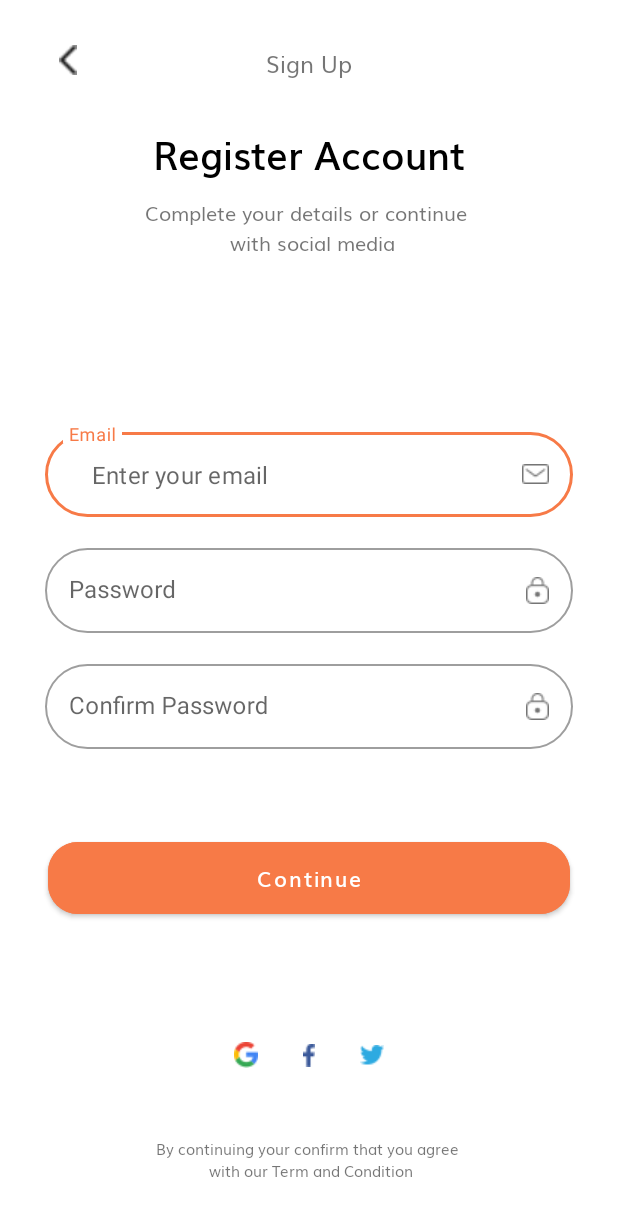
After one commit to JeancarlosAguilar/marketapp, an Android app: the SignUpActivityView screen opened directly, with no data from a screen before it, on a phone screen of 412 x 824 dp. The commit adds this screen. Shown: the top 1216 px of the screen. Run offline under Robolectric (Android 15) with nearby library versions, the phone set to English and light mode, and no system bars.

Commit message:
IMPLEMENTACION - Sign Up View 1/2

```diff
--- a/app/src/main/java/com/example/marketapp/SignInActivityView.java
+++ b/app/src/main/java/com/example/marketapp/SignInActivityView.java
@@ -2,13 +2,33 @@ package com.example.marketapp;
 
 import androidx.appcompat.app.AppCompatActivity;
 
+import android.content.Intent;
 import android.os.Bundle;
+import android.view.View;
+
+import com.example.marketapp.databinding.ActivitySignInViewBinding;
+import com.example.marketapp.databinding.ActivitySignUpViewBinding;
 
 public class SignInActivityView extends AppCompatActivity {
+
+    private ActivitySignInViewBinding binding;
 
     @Override
     protected void onCreate(Bundle savedInstanceState) {
         super.onCreate(savedInstanceState);
         setContentView(R.layout.activity_sign_in_view);
+
+        binding = ActivitySignInViewBinding.inflate(getLayoutInflater());
+        setContentView(binding.getRoot());
+
+        btn_signup();
     }
+
+    private void btn_signup() {
+        binding.tvSigninMsg6.setOnClickListener(view -> {
+            Intent intent = new Intent(SignInActivityView.this, SignUpActivityView.class);
+            startActivity(intent);
+        });
+    }
+
 }
--- /dev/null
+++ b/app/src/main/java/com/example/marketapp/SignUpActivityView.java
@@ -0,0 +1,29 @@
+package com.example.marketapp;
+
+import androidx.appcompat.app.AppCompatActivity;
+
+import android.os.Bundle;
+import android.view.View;
+
+import com.example.marketapp.databinding.ActivitySignInViewBinding;
+import com.example.marketapp.databinding.ActivitySignUpViewBinding;
+
+public class SignUpActivityView extends AppCompatActivity {
+
+    private ActivitySignUpViewBinding binding;
+
+    @Override
+    protected void onCreate(Bundle savedInstanceState) {
+        super.onCreate(savedInstanceState);
+        setContentView(R.layout.activity_sign_up_view);
+
+        binding = ActivitySignUpViewBinding.inflate(getLayoutInflater());
+        setContentView(binding.getRoot());
+
+        btn_back();
+    }
+
+    private void btn_back() {
+        binding.imgBack.setOnClickListener(view -> finish());
+    }
+}
--- a/app/src/main/java/com/example/marketapp/MainActivity.java
+++ b/app/src/main/java/com/example/marketapp/launch/MainActivity.java
@@ -1,4 +1,4 @@
-package com.example.marketapp;
+package com.example.marketapp.launch;
 
 import androidx.appcompat.app.AppCompatActivity;
 
@@ -6,6 +6,9 @@ import android.content.Intent;
 import android.os.Bundle;
 import android.os.Handler;
 import android.os.Looper;
+
+import com.example.marketapp.R;
+import com.example.marketapp.SignInActivityView;
 
 
 public class MainActivity extends AppCompatActivity {
@@ -16,13 +19,10 @@ public class MainActivity extends AppCompatActivity {
         super.onCreate(savedInstanceState);
         setContentView(R.layout.activity_main);
 
-        new Handler(Looper.getMainLooper()).postDelayed(new Runnable() {
-            @Override
-            public void run() {
-                Intent intent = new Intent(MainActivity.this, SignInActivityView.class);
-                startActivity(intent);
-                finish();
-            }
+        new Handler(Looper.getMainLooper()).postDelayed(() -> {
+            Intent intent = new Intent(MainActivity.this, SignInActivityView.class);
+            startActivity(intent);
+            finish();
         }, 1000);
 
 
--- a/app/src/main/java/com/example/marketapp/SlideActivity.java
+++ b/app/src/main/java/com/example/marketapp/launch/SlideActivity.java
@@ -1,10 +1,12 @@
-package com.example.marketapp;
+package com.example.marketapp.launch;
 
 import androidx.appcompat.app.AppCompatActivity;
 import androidx.viewpager.widget.ViewPager;
 import android.content.Intent;
 import android.content.SharedPreferences;
 import android.os.Bundle;
+
+import com.example.marketapp.R;
 
 
 public class SlideActivity extends AppCompatActivity {
--- a/app/src/main/java/com/example/marketapp/SlideViewPagerAdapter.java
+++ b/app/src/main/java/com/example/marketapp/launch/SlideViewPagerAdapter.java
@@ -1,4 +1,4 @@
-package com.example.marketapp;
+package com.example.marketapp.launch;
 
 import android.content.Context;
 import android.content.Intent;
@@ -12,9 +12,9 @@ import android.widget.TextView;
 import androidx.annotation.NonNull;
 import androidx.viewpager.widget.PagerAdapter;
 
-import com.example.marketapp.MainActivity;
 import com.example.marketapp.R;
-import com.example.marketapp.SlideActivity;
+import com.example.marketapp.launch.MainActivity;
+import com.example.marketapp.launch.SlideActivity;
 
 
 public class SlideViewPagerAdapter extends PagerAdapter {
--- a/app/src/main/res/layout/activity_main.xml
+++ b/app/src/main/res/layout/activity_main.xml
@@ -5,7 +5,7 @@
     android:layout_width="match_parent"
     android:layout_height="match_parent"
     android:background="@color/white"
-    tools:context=".MainActivity">
+    tools:context=".launch.MainActivity">
 
     <com.airbnb.lottie.LottieAnimationView
         android:id="@+id/lottieanimated"
--- /dev/null
+++ b/app/src/main/res/layout/activity_sign_up_view.xml
@@ -0,0 +1,233 @@
+<?xml version="1.0" encoding="utf-8"?>
+<androidx.constraintlayout.widget.ConstraintLayout xmlns:android="http://schemas.android.com/apk/res/android"
+    xmlns:app="http://schemas.android.com/apk/res-auto"
+    xmlns:tools="http://schemas.android.com/tools"
+    android:layout_width="match_parent"
+    android:layout_height="match_parent"
+    tools:context=".SignUpActivityView">
+
+    <ImageView
+        android:id="@+id/img_back"
+        android:layout_width="20dp"
+        android:layout_height="20dp"
+        android:layout_marginStart="35dp"
+        android:layout_marginTop="30dp"
+        app:layout_constraintStart_toStartOf="parent"
+        app:layout_constraintTop_toTopOf="parent"
+        app:srcCompat="@drawable/back_icon" />
+
+    <TextView
+        android:id="@+id/tv_signup_msg_1"
+        android:layout_width="wrap_content"
+        android:layout_height="wrap_content"
+        android:layout_marginTop="30dp"
+        android:fontFamily="@font/muli"
+        android:text="@string/tv_signup_msg_show_1"
+        android:textSize="15sp"
+        app:layout_constraintEnd_toEndOf="parent"
+        app:layout_constraintStart_toStartOf="parent"
+        app:layout_constraintTop_toTopOf="parent" />
+
+    <TextView
+        android:id="@+id/tv_signup_msg_2"
+        android:layout_width="wrap_content"
+        android:layout_height="wrap_content"
+        android:layout_marginTop="30dp"
+        android:fontFamily="@font/muli_semi_bold"
+        android:text="@string/tv_signup_msg_show_2"
+        android:textColor="@color/app_black"
+        android:textSize="25sp"
+        app:layout_constraintEnd_toEndOf="parent"
+        app:layout_constraintStart_toStartOf="parent"
+        app:layout_constraintTop_toBottomOf="@+id/tv_signup_msg_1" />
+
+    <TextView
+        android:id="@+id/tv_signup_msg_3"
+        android:layout_width="wrap_content"
+        android:layout_height="wrap_content"
+        android:layout_marginTop="10dp"
+        android:fontFamily="@font/muli"
+        android:text="@string/tv_signup_msg_show_3"
+        android:textAlignment="center"
+        android:textSize="13sp"
+        app:layout_constraintEnd_toEndOf="parent"
+        app:layout_constraintStart_toStartOf="parent"
+        app:layout_constraintTop_toBottomOf="@+id/tv_signup_msg_2" />
+
+    <androidx.constraintlayout.widget.Guideline
+        android:id="@+id/guideline6"
+        android:layout_width="wrap_content"
+        android:layout_height="wrap_content"
+        android:orientation="horizontal"
+        app:layout_constraintGuide_percent="0.3" />
+
+    <androidx.constraintlayout.widget.Guideline
+        android:id="@+id/guideline8"
+        android:layout_width="wrap_content"
+        android:layout_height="wrap_content"
+        android:orientation="horizontal"
+        app:layout_constraintGuide_percent="0.65" />
+
+    <androidx.constraintlayout.widget.Guideline
+        android:id="@+id/guideline9"
+        android:layout_width="wrap_content"
+        android:layout_height="wrap_content"
+        android:orientation="horizontal"
+        app:layout_constraintGuide_percent="0.9" />
+
+    <LinearLayout
+        android:layout_width="0dp"
+        android:layout_height="0dp"
+        android:gravity="center"
+        android:orientation="vertical"
+        app:layout_constraintBottom_toTopOf="@+id/guideline8"
+        app:layout_constraintEnd_toEndOf="parent"
+        app:layout_constraintStart_toStartOf="parent"
+        app:layout_constraintTop_toTopOf="@+id/guideline6">
+
+        <com.google.android.material.textfield.TextInputLayout
+            style="@style/Widget.MaterialComponents.TextInputLayout.OutlinedBox"
+            android:layout_width="match_parent"
+            android:layout_height="wrap_content"
+            android:layout_marginStart="30dp"
+            android:layout_marginEnd="30dp"
+            android:hint="@string/title_et_email"
+            app:boxCornerRadiusBottomEnd="30dp"
+            app:boxCornerRadiusBottomStart="30dp"
+            app:boxCornerRadiusTopEnd="30dp"
+            app:boxCornerRadiusTopStart="30dp"
+            app:layout_constraintTop_toBottomOf="@+id/tv_signin_msg_3"
+            app:placeholderText="@string/hint_et_email"
+            app:prefixText="\t">
+
+            <com.google.android.material.textfield.TextInputEditText
+                android:id="@+id/et_signup_email"
+                android:layout_width="match_parent"
+                android:layout_height="wrap_content"
+                android:drawableEnd="@drawable/mail"
+                android:inputType="textEmailAddress" />
+
+        </com.google.android.material.textfield.TextInputLayout>
+
+        <com.google.android.material.textfield.TextInputLayout
+            style="@style/Widget.MaterialComponents.TextInputLayout.OutlinedBox"
+            android:layout_width="match_parent"
+            android:layout_height="wrap_content"
+            android:layout_marginStart="30dp"
+            android:layout_marginTop="15dp"
+            android:layout_marginEnd="30dp"
+            android:hint="@string/title_et_password"
+            app:boxCornerRadiusBottomEnd="30dp"
+            app:boxCornerRadiusBottomStart="30dp"
+            app:boxCornerRadiusTopEnd="30dp"
+            app:boxCornerRadiusTopStart="30dp"
+            app:placeholderText="@string/hint_et_password"
+            app:prefixText="\t">
+
+            <com.google.android.material.textfield.TextInputEditText
+                android:id="@+id/et_signup_password"
+                android:layout_width="match_parent"
+                android:layout_height="wrap_content"
+                android:drawableEnd="@drawable/lock"
+                android:inputType="numberPassword"
+                android:maxLength="8" />
+        </com.google.android.material.textfield.TextInputLayout>
+
+        <com.google.android.material.textfield.TextInputLayout
+            style="@style/Widget.MaterialComponents.TextInputLayout.OutlinedBox"
+            android:layout_width="match_parent"
+            android:layout_height="wrap_content"
+            android:layout_marginStart="30dp"
+            android:layout_marginTop="15dp"
+            android:layout_marginEnd="30dp"
+            android:hint="@string/title_et_confirmpassword"
+            app:boxCornerRadiusBottomEnd="30dp"
+            app:boxCornerRadiusBottomStart="30dp"
+            app:boxCornerRadiusTopEnd="30dp"
+            app:boxCornerRadiusTopStart="30dp"
+            app:placeholderText="@string/hint_et_confirmpassword"
+            app:prefixText="\t">
+
+            <com.google.android.material.textfield.TextInputEditText
+                android:id="@+id/et_signup_confirmpassword"
+                android:layout_width="match_parent"
+                android:layout_height="wrap_content"
+                android:drawableEnd="@drawable/lock"
+                android:inputType="numberPassword"
+                android:maxLength="8" />
+        </com.google.android.material.textfield.TextInputLayout>
+
+    </LinearLayout>
+
+    <Button
+        android:id="@+id/btn_continue"
+        android:layout_width="match_parent"
+        android:layout_height="60dp"
+        android:layout_marginStart="32dp"
+        android:layout_marginTop="20dp"
+        android:layout_marginEnd="32dp"
+        android:backgroundTint="@color/app_orange"
+        android:fontFamily="@font/muli_semi_bold"
+        android:text="@string/btn_continue_show"
+        android:textAllCaps="false"
+        app:cornerRadius="20dp"
+        app:layout_constraintEnd_toEndOf="parent"
+        app:layout_constraintStart_toStartOf="parent"
+        app:layout_constraintTop_toTopOf="@+id/guideline8" />
+
+    <ImageView
+        android:id="@+id/img_google2"
+        android:layout_width="wrap_content"
+        android:layout_height="wrap_content"
+        android:layout_marginTop="50dp"
+        app:layout_constraintBottom_toTopOf="@+id/guideline9"
+        app:layout_constraintEnd_toStartOf="@+id/img_facebook2"
+        app:layout_constraintHorizontal_bias="0.5"
+        app:layout_constraintHorizontal_chainStyle="packed"
+        app:layout_constraintStart_toStartOf="parent"
+        app:layout_constraintTop_toBottomOf="@+id/btn_continue"
+        app:srcCompat="@drawable/google_icon" />
+
+    <ImageView
+        android:id="@+id/img_facebook2"
+        android:layout_width="wrap_content"
+        android:layout_height="wrap_content"
+        android:layout_marginStart="30dp"
+        android:layout_marginTop="50dp"
+        android:layout_marginEnd="30dp"
+        app:layout_constraintBottom_toTopOf="@+id/guideline9"
+        app:layout_constraintEnd_toStartOf="@+id/img_twitter2"
+        app:layout_constraintHorizontal_bias="0.5"
+        app:layout_constraintStart_toEndOf="@+id/img_google2"
+        app:layout_constraintTop_toBottomOf="@+id/btn_continue"
+        app:srcCompat="@drawable/facebook_2" />
+
+    <ImageView
+        android:id="@+id/img_twitter2"
+        android:layout_width="wrap_content"
+        android:layout_height="wrap_content"
+        android:layout_marginTop="50dp"
+        app:layout_constraintBottom_toTopOf="@+id/guideline9"
+        app:layout_constraintEnd_toEndOf="parent"
+        app:layout_constraintHorizontal_bias="0.5"
+        app:layout_constraintStart_toEndOf="@+id/img_facebook2"
+        app:layout_constraintTop_toBottomOf="@+id/btn_continue"
+        app:srcCompat="@drawable/twitter" />
+
+    <TextView
+        android:id="@+id/tv_signup_msg_4"
+        android:layout_width="wrap_content"
+        android:layout_height="wrap_content"
+        android:layout_marginBottom="20dp"
+        android:fontFamily="@font/muli"
+        android:text="@string/tv_signup_msg_show_4"
+        android:textAlignment="center"
+        android:textSize="10sp"
+        app:layout_constraintBottom_toBottomOf="parent"
+        app:layout_constraintEnd_toEndOf="parent"
+        app:layout_constraintHorizontal_chainStyle="packed"
+        app:layout_constraintStart_toStartOf="parent"
+        app:layout_constraintTop_toTopOf="@+id/guideline9" />
+
+
+</androidx.constraintlayout.widget.ConstraintLayout>
--- a/app/src/main/res/layout/activity_slide.xml
+++ b/app/src/main/res/layout/activity_slide.xml
@@ -5,7 +5,7 @@
     android:layout_width="match_parent"
     android:layout_height="match_parent"
     android:background="@color/app_white"
-    tools:context=".SlideActivity">
+    tools:context=".launch.SlideActivity">
 
     <androidx.viewpager.widget.ViewPager
         android:id="@+id/viewpager"
--- a/app/src/main/res/values/strings.xml
+++ b/app/src/main/res/values/strings.xml
@@ -1,11 +1,14 @@
 <resources>
     <string name="app_name">marketapp</string>
+
+
     <string name="tv_slides_msg_show">TOKOTO</string>
     <string name="tv_slides_msg_show_1">Welcome to <b>Tokoto,</b> Let\'s shop!</string>
     <string name="tv_slides_msg_show_2">We help people conect with store \n around United State of America</string>
     <string name="tv_slides_msg_show_3">We shop the easy way to shop. \n Just stay at home with us</string>
 
     <string name="btn_continue_show">Continue</string>
+
 
     <string name="tv_signin_msg_show_1">Sign In</string>
     <string name="tv_signin_msg_show_2">Welcome Back</string>
@@ -21,5 +24,14 @@
     <string name="title_et_password">Password</string>
     <string name="hint_et_password">Enter your password</string>
 
+    <string name="title_et_confirmpassword">Confirm Password</string>
+    <string name="hint_et_confirmpassword">Re-enter your password</string>
+
+
+    <string name="tv_signup_msg_show_1">Sign Up</string>
+    <string name="tv_signup_msg_show_2">Register Account</string>
+    <string name="tv_signup_msg_show_3">Complete your details or continue \n with social media</string>
+    <string name="tv_signup_msg_show_4">By continuing your confirm that you agree \n with our Term and Condition</string>
+
 
 </resources>
```
Also changed, not shown: app/src/main/AndroidManifest.xml (+8 -5 lines).
